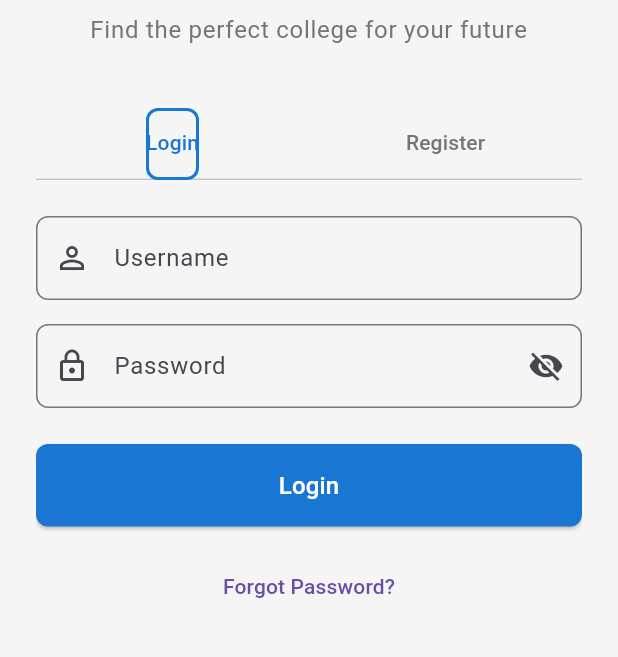
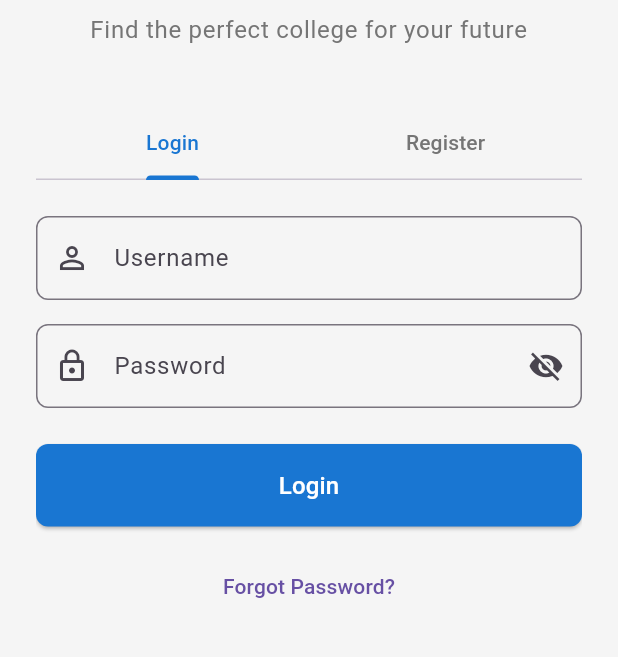
Before and after one commit to saranshbogati/Udaan, a Flutter app: the screen it shows after launch, on a phone screen of 412 x 824 dp, the part 300-957 px from its top. Run offline on Flutter 3.47's test engine with Material 3 defaults, Android fonts, the phone set to English and light mode, and no system bars; our stand-ins replace cached_network_image, flutter_rating_bar, image_picker, shared_preferences, shimmer; accounts and stored records are empty.

Commit message:
Fix review creation, login UI, and profile avatar display
Co-authored-by: hermitsaransh <hermitsaransh@gmail.com>

```diff
--- a/lib/screens/auth/login_screen.dart
+++ b/lib/screens/auth/login_screen.dart
@@ -91,32 +91,22 @@ class _LoginScreenState extends State<LoginScreen>
               const SizedBox(height: 40),
 
               // Tab Bar
-              Container(
-                decoration: BoxDecoration(
-                  color: Colors.grey[100],
-                  borderRadius: BorderRadius.circular(8),
-                ),
-                child: Theme(
+              Theme(
                 data: Theme.of(context).copyWith(
                   splashFactory: NoSplash.splashFactory,
                   highlightColor: Colors.transparent,
                   splashColor: Colors.transparent,
                 ),
-                  child: TabBar(
+                child: TabBar
+                  (
                   controller: _tabController,
                   labelColor: Theme.of(context).primaryColor,
                   unselectedLabelColor: Colors.grey[600],
-                    overlayColor: MaterialStateProperty.all(Colors.transparent),
-                    indicator: BoxDecoration(
-                      color: Colors.transparent,
-                      borderRadius: BorderRadius.circular(8),
-                      border: Border.all(color: Theme.of(context).primaryColor, width: 2),
-                    ),
+                  indicatorColor: Theme.of(context).primaryColor,
                   tabs: const [
                     Tab(text: 'Login'),
                     Tab(text: 'Register'),
                   ],
-                  ),
                 ),
               ),
 
--- a/lib/services/api_service.dart
+++ b/lib/services/api_service.dart
@@ -201,7 +201,7 @@ class ApiService {
       final response = await http.post(
         Uri.parse('$baseUrl/reviews'),
         headers: _headers,
-        body: json.encode(review.toJson()),
+        body: json.encode(review.toCreateJson()),
       );
 
       final result = _handleResponse(response);
```
Also changed, not shown: lib/screens/profile/profile_screen.dart (+15 -9 lines), 1 other file. Lines whose indentation alone changed are shown as unchanged.
